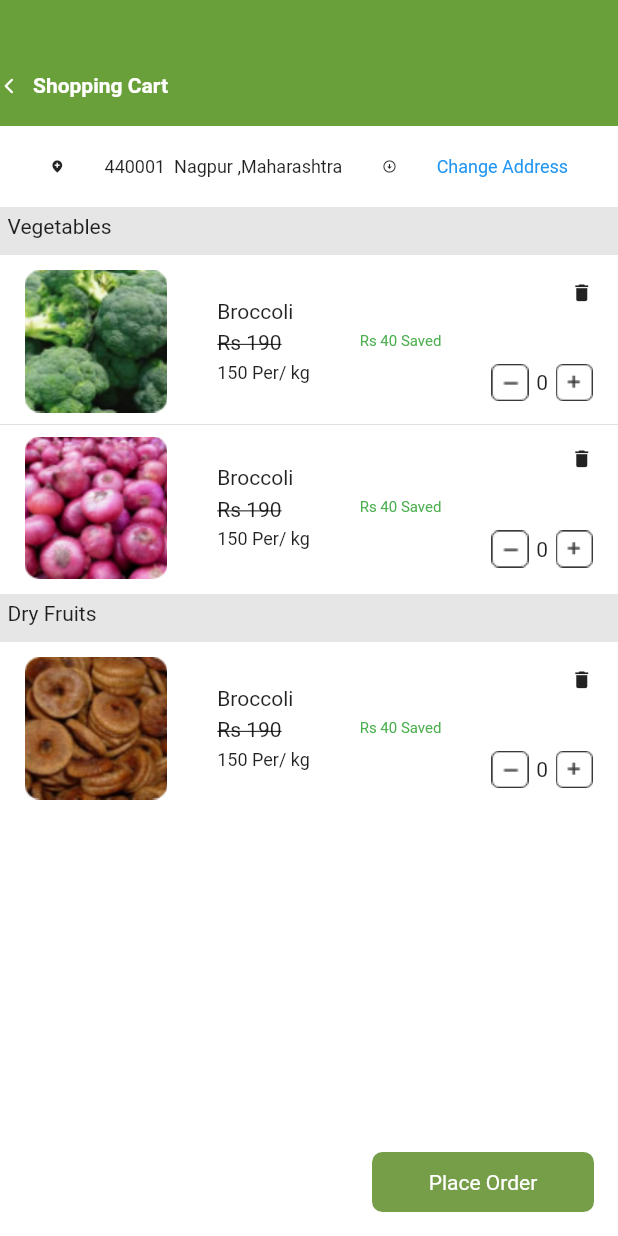
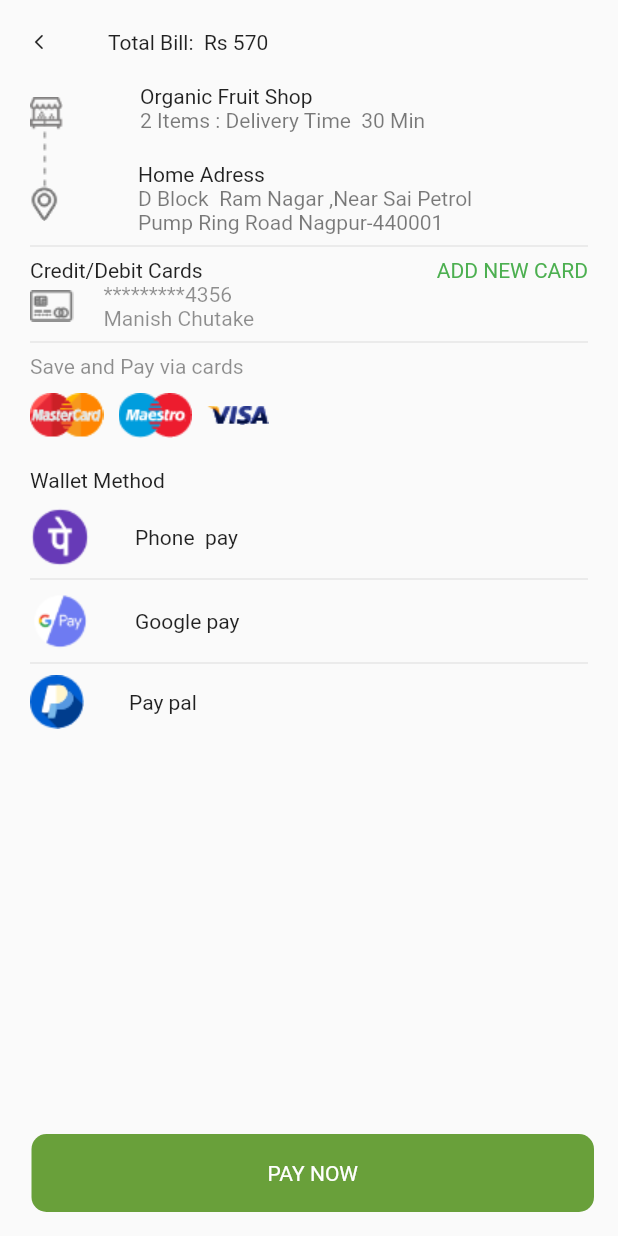
Before and after one commit to prasanjitha/Grocerade, a Flutter app: the screen it shows after launch, on a phone screen of 412 x 824 dp. Run offline on Flutter 3.47's test engine with Material 2 defaults, Android fonts, the phone set to English and light mode, and no system bars.

Commit message:
wishlist screen implementation

```diff
--- a/lib/main.dart
+++ b/lib/main.dart
@@ -9,6 +9,7 @@ import 'screens/authentication_screen.dart';
 import 'screens/change_address.dart';
 import 'screens/confirm_screen.dart';
 import 'screens/favourite_screen.dart';
+import 'screens/help_screen.dart';
 import 'screens/home_page.dart';
 import 'screens/language_setting_screen.dart';
 import 'screens/notification_screen.dart';
@@ -18,6 +19,7 @@ import 'screens/product_details.dart';
 import 'screens/setting_screen.dart';
 import 'screens/shopping_cart.dart';
 import 'screens/splash_screen.dart';
+import 'screens/wishlist.dart';
 import 'widgets/progress_bar_indicator.dart';
 
 void main() {
@@ -34,7 +36,7 @@ class MyApp extends StatelessWidget {
       theme: ThemeData(
         primarySwatch: Colors.blue,
       ),
-      home: ShopingCart(),
+      home: Wishlist(),
     );
   }
 }
--- /dev/null
+++ b/lib/screens/help_screen.dart
@@ -0,0 +1,49 @@
+// ignore_for_file: prefer_const_literals_to_create_immutables, prefer_const_constructors
+
+import 'package:flutter/material.dart';
+import 'package:grocerade/widgets/custom_header.dart';
+
+class HelpScreen extends StatelessWidget {
+  const HelpScreen({Key? key}) : super(key: key);
+
+  @override
+  Widget build(BuildContext context) {
+    return Scaffold(
+      body: Column(
+        children: [
+          CustomHeader('Help'),
+          SizedBox(
+            height: 10.0,
+          ),
+          Padding(
+            padding: const EdgeInsets.symmetric(horizontal: 10.0),
+            child: Expanded(
+              child: Text(
+                  'Lorem Ipsum is simply dummy text of the printing and typesetting industry. Lorem Ipsum has been the industry’s standard dummy text ever since the 1500s, when an unknown printer took a galley of type and scrambled it to make a type specimen book. It has survived not only five centuries, but also the leap into electronic typesetting, remaining essentially unchanged. It was popularised in the 1960s with the release of Letraset sheets containing Lorem Ipsum passages, and more recently with desktop publishing software like Aldus PageMaker including versions of Lorem Ipsum. ',style: TextStyle(fontSize:13,),),
+            ),
+          ),          Padding(
+            padding:const EdgeInsets.symmetric(horizontal: 10.0),
+            child: Expanded(
+              child: Text(
+                  'Lorem Ipsum is simply dummy text of the printing and typesetting industry. Lorem Ipsum has been the industry’s standard dummy text ever since the 1500s, when an unknown printer took a galley of type and scrambled it to make a type specimen book. It has survived not only five centuries, but also the leap into electronic typesetting, remaining essentially unchanged. It was popularised in the 1960s with the release of Letraset sheets containing Lorem Ipsum passages, and more recently with desktop publishing software like Aldus PageMaker including versions of Lorem Ipsum. ',style: TextStyle(fontSize:13,),),
+            ),
+          ),
+                    Padding(
+                      padding:const EdgeInsets.symmetric(horizontal: 10.0),
+                      child: Expanded(
+            child: Text(
+                'Lorem Ipsum is simply dummy text of the printing and typesetting industry. Lorem Ipsum has been the industry’s standard dummy text ever since the 1500s, when an unknown printer took a galley of type and scrambled it to make a type specimen book. It has survived not only five centuries, but also the leap into electronic typesetting, remaining essentially unchanged. It was popularised in the 1960s with the release of Letraset sheets containing Lorem Ipsum passages, and more recently with desktop publishing software like Aldus PageMaker including versions of Lorem Ipsum. ',style: TextStyle(fontSize:13,),),
+          ),
+                    ),
+                    Padding(
+                      padding: const EdgeInsets.symmetric(horizontal: 10.0),
+                      child: Expanded(
+            child: Text(
+                'Lorem Ipsum is simply dummy text of the printing and typesetting industry. Lorem Ipsum has been the industry’s standard dummy text ever since the 1500s, when an unknown printer took a galley of type and scrambled it to make a type specimen book. It has survived not only five centuries, but also the leap into electronic typesetting, remaining essentially unchanged. It was popularised in the 1960s with the release of Letraset sheets containing Lorem Ipsum passages, and more recently with desktop publishing software like Aldus PageMaker including versions of Lorem Ipsum. ',style: TextStyle(fontSize:13,),),
+          ),
+                    ),
+        ],
+      ),
+    );
+  }
+}
--- /dev/null
+++ b/lib/screens/wishlist.dart
@@ -0,0 +1,166 @@
+// ignore_for_file: prefer_const_literals_to_create_immutables, prefer_const_constructors
+
+import 'package:flutter/material.dart';
+
+class Wishlist extends StatelessWidget {
+  const Wishlist({Key? key}) : super(key: key);
+
+  @override
+  Widget build(BuildContext context) {
+    return Scaffold(
+      floatingActionButton: Container(
+        margin: EdgeInsets.only(left: 0),
+        width: 375,
+      height: 52,
+      decoration: BoxDecoration(
+        borderRadius: BorderRadius.circular(10.0),
+        color: Color(0xff69A03A),
+      ),
+      child: Center(child: Text('PAY NOW',style: TextStyle(color: Colors.white),)),
+
+      ),
+        body: Padding(
+          padding: const EdgeInsets.all(20.0),
+          child: ListView(
+      children: [
+          Row(
+            children: [
+              Icon(
+                Icons.arrow_back_ios_new_rounded,
+                size: 12.0,
+              ),
+              SizedBox(
+                width: 40.0,
+              ),
+              Text('Total Bill:  Rs 570'),
+            ],
+          ),
+          SizedBox(
+            height: 20.0,
+          ),
+          Row(
+            children: [
+              Image.asset('assets/images/group2809.png'),
+              SizedBox(
+                width: 20.0,
+              ),
+              Column(
+                children: [
+                  Column(
+                    crossAxisAlignment: CrossAxisAlignment.start,
+                    children: [
+                      Text('Organic Fruit Shop'),
+                      Opacity(
+                          opacity: 0.6,
+                          child: Text('2 Items : Delivery Time  30 Min')),
+                    ],
+                  ),
+                  SizedBox(
+                    height: 20.0,
+                  ),
+                  Container(
+                    margin: EdgeInsets.only(left: 30),
+                    child: Column(
+                      crossAxisAlignment: CrossAxisAlignment.start,
+                      children: [
+                        Text('Home Adress'),
+                        Opacity(
+                            opacity: 0.6,
+                            child: Text(
+                                'D Block  Ram Nagar ,Near Sai Petrol\nPump Ring Road Nagpur-440001')),
+                      ],
+                    ),
+                  ),
+                ],
+              )
+            ],
+          ),
+          Divider(),
+          Row(
+            mainAxisAlignment: MainAxisAlignment.spaceBetween,
+            children: [
+              Text('Credit/Debit Cards'),
+              Text(
+                'ADD NEW CARD',
+                style: TextStyle(color: Colors.green),
+              ),
+            ],
+          ),
+          Row(
+            children: [
+              Image.asset('assets/images/iconfinder_credit-card-5_3338968.png'),
+              SizedBox(
+                width: 20.0,
+              ),
+              Column(
+                crossAxisAlignment: CrossAxisAlignment.start,
+                children: [
+                  Opacity(opacity: 0.5, child: Text('*********4356')),
+                  Opacity(opacity: 0.5, child: Text('Manish Chutake')),
+                ],
+              )
+            ],
+          ),
+          Divider(),
+          Opacity(opacity: 0.5, child: Text('Save and Pay via cards')),
+          SizedBox(
+            height: 10.0,
+          ),
+          Row(
+            children: [
+              Image.asset('assets/images/iconfinder__Mastercard_1156750.png'),
+              SizedBox(
+                width: 10.0,
+              ),
+              Image.asset('assets/images/group2785.png'),
+              SizedBox(
+                width: 10.0,
+              ),
+              Image.asset('assets/images/iconfinder__Visa_1156753.png'),
+              SizedBox(
+                width: 10.0,
+              ),
+            ],
+          ),
+          SizedBox(
+            height: 20.0,
+          ),
+          Text('Wallet Method'),
+          SizedBox(
+            height: 10.0,
+          ),
+          Row(
+            children: [
+              Image.asset('assets/images/phone-pe-1024x1024.png'),
+              SizedBox(
+                width: 30.0,
+              ),
+              Text('Phone  pay'),
+            ],
+          ),
+          Divider(),
+                  Row(
+            children: [
+              Image.asset('assets/images/Google-Pay-Logo-Icon-PNG-1024x1024.png'),
+              SizedBox(
+                width: 30.0,
+              ),
+              Text('Google pay'),
+            ],
+          ),
+          Divider(),
+                  Row(
+            children: [
+              Image.asset('assets/images/paypal.png'),
+              SizedBox(
+                width: 30.0,
+              ),
+              Text('Pay pal'),
+            ],
+          ),
+
+      ],
+    ),
+        ));
+  }
+}
```
Also changed, not shown: assets/images/Google-Pay-Logo-Icon-PNG-1024x1024.png (added), assets/images/group2785.png (added), assets/images/group2809.png (added), assets/images/iconfinder__Mastercard_1156750.png (added), assets/images/iconfinder__Visa_1156753.png (added), assets/images/iconfinder_credit-card-5_3338968.png (added), assets/images/paypal.png (added), assets/images/phone-pe-1024x1024.png (added).
